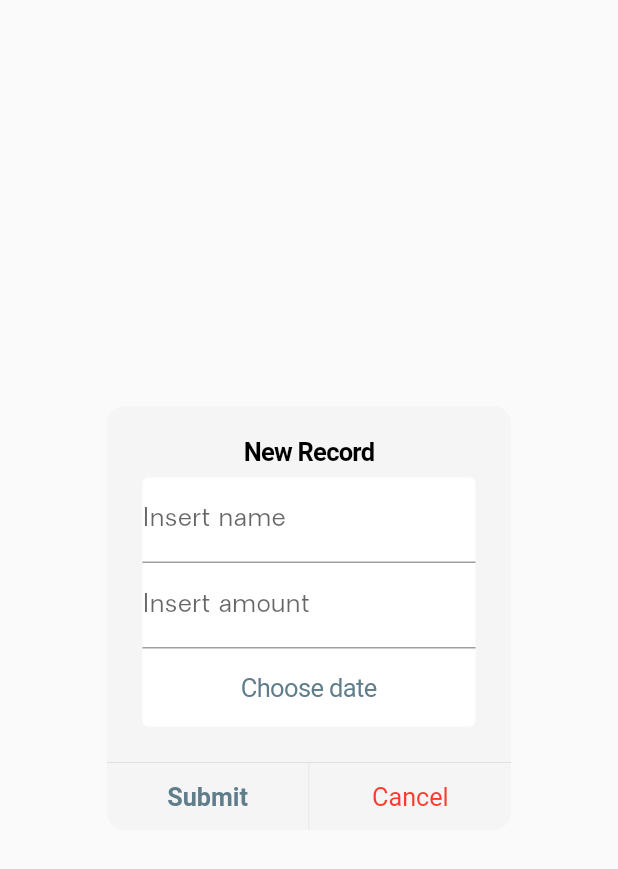
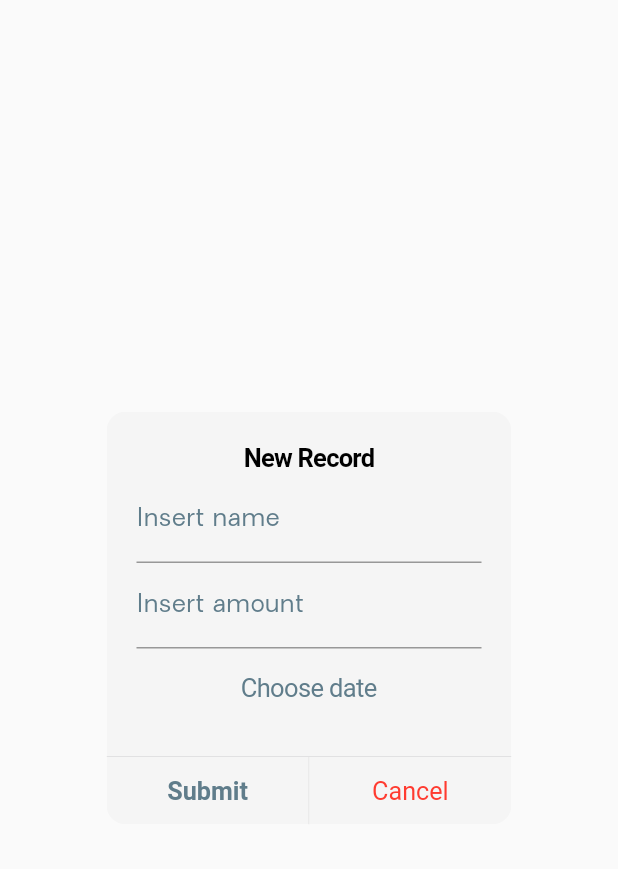
Before and after one commit to dukpio/bussines-tracker-travel, a Flutter app: the NewRecordIos widget shown alone on an empty page, opened directly with empty values, on a phone screen of 412 x 824 dp. Shown: the top 869 px of the screen. Run offline on Flutter 3.47's test engine with Material 2 defaults, Android fonts, the phone set to English and light mode, and no system bars; our stand-ins replace syncfusion_flutter_charts.

Commit message:
BBT-027: Adjusted inserting new record in iOs

```diff
--- a/lib/new_rec/new_record_ios.dart
+++ b/lib/new_rec/new_record_ios.dart
@@ -4,6 +4,7 @@ import 'package:intl/intl.dart';
 
 class NewRecordIos extends StatefulWidget {
   final Function addText;
+
   NewRecordIos(this.addText);
 
   @override
@@ -20,29 +21,20 @@ class _NewRecordIosState extends State<NewRecordIos> {
     showCupertinoModalPopup(
         context: context,
         builder: (BuildContext builder) {
-          return Container(
+          return SizedBox(
             height: MediaQuery.of(context).copyWith().size.height * 0.25,
-            color: Colors.white,
-            child: Column(
-              children: [
-                CupertinoDatePicker(
+            child: CupertinoDatePicker(
+              backgroundColor: Colors.white54,
               mode: CupertinoDatePickerMode.date,
               onDateTimeChanged: (DateTime markedDate) {
                 setState(() {
                   selectedDate = markedDate;
-                      selectedDateString =
-                          DateFormat.MMMMd().format(markedDate);
+                  selectedDateString = DateFormat.MMMMd().format(markedDate);
                 });
               },
               initialDateTime: DateTime.now(),
               minimumDate: DateTime(2021, 1, 1, 00, 00),
               maximumDate: DateTime.now(),
-                ),
-                CupertinoButton(
-                  child: const Text('Close'),
-                  onPressed: () => Navigator.of(context).pop(),
-                )
-              ],
             ),
           );
         });
@@ -74,28 +66,34 @@ class _NewRecordIosState extends State<NewRecordIos> {
   Widget build(BuildContext context) {
     return CupertinoAlertDialog(
       title: const Text('New Record'),
-      content: Card(
-        elevation: 0.0,
-        child: Column(
+      content: Column(
           mainAxisSize: MainAxisSize.min,
           mainAxisAlignment: MainAxisAlignment.center,
           children: [
             TextField(
-                decoration: const InputDecoration(labelText: 'Insert name'),
+              decoration: const InputDecoration(
+                labelText: 'Insert name',
+                labelStyle: TextStyle(color: Colors.blueGrey),
+              ),
               controller: nameController,
               onSubmitted: (_) => _saveData(),
             ),
             TextField(
               keyboardType: TextInputType.number,
               controller: amountController,
-                decoration: const InputDecoration(labelText: 'Insert amount'),
+              decoration: const InputDecoration(
+                labelText: 'Insert amount',
+                labelStyle: TextStyle(color: Colors.blueGrey),
+              ),
               onSubmitted: (_) => _saveData(),
             ),
             CupertinoButton(
                 onPressed: presentDate,
-                  child: Text(elevatedDateSelectionButton())),
+                child: Text(
+                  elevatedDateSelectionButton(),
+                  style: const TextStyle(color: Colors.blueGrey),
+                )),
           ]),
-      ),
       actions: <CupertinoDialogAction>[
         CupertinoDialogAction(
           isDefaultAction: true,
```
Lines whose indentation alone changed are shown as unchanged.
